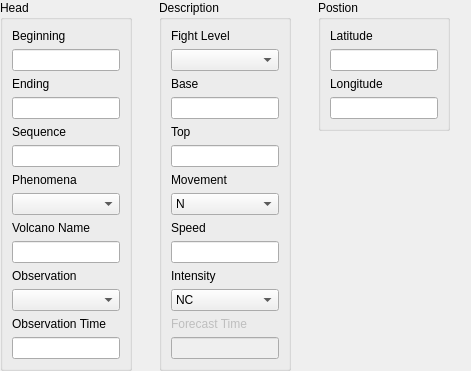
Before: the Qt Designer form tafor/components/ui/sigmet_ash.ui in up1and/tafor, drawn with Qt 5.
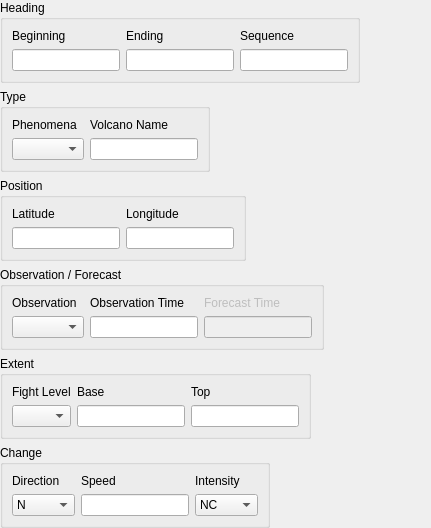
After: the same form once the commit is applied.

Commit message: 调整 SIGMET 编辑器要素布局

Diff of the .ui file:
```diff
--- a/tafor/components/ui/sigmet_ash.ui
+++ b/tafor/components/ui/sigmet_ash.ui
@@ -6,14 +6,14 @@
    <rect>
     <x>0</x>
     <y>0</y>
-    <width>471</width>
-    <height>334</height>
+    <width>431</width>
+    <height>456</height>
    </rect>
   </property>
   <property name="windowTitle">
    <string notr="true">Sigmet</string>
   </property>
-  <layout class="QGridLayout" name="gridLayout">
+  <layout class="QVBoxLayout" name="verticalLayout">
    <property name="leftMargin">
     <number>0</number>
    </property>
@@ -26,8 +26,8 @@
    <property name="bottomMargin">
     <number>0</number>
    </property>
-   <item row="0" column="0" alignment="Qt::AlignLeft|Qt::AlignTop">
-    <widget class="QGroupBox" name="headGroup">
+   <item>
+    <widget class="QGroupBox" name="headingGroup">
      <property name="sizePolicy">
       <sizepolicy hsizetype="Fixed" vsizetype="Fixed">
        <horstretch>0</horstretch>
@@ -35,13 +35,10 @@
       </sizepolicy>
      </property>
      <property name="title">
-      <string>Head</string>
+      <string>Heading</string>
      </property>
-     <layout class="QGridLayout" name="gridLayout_2">
-      <item row="1" column="0">
-       <widget class="QLineEdit" name="beginningTime"/>
-      </item>
-      <item row="4" column="0">
+     <layout class="QGridLayout" name="gridLayout_1">
+      <item row="0" column="2">
        <widget class="QLabel" name="sequenceLabel">
         <property name="text">
          <string>Sequence</string>
@@ -51,42 +48,6 @@
         </property>
        </widget>
       </item>
-      <item row="11" column="0">
-       <widget class="QComboBox" name="observation"/>
-      </item>
-      <item row="7" column="0">
-       <widget class="QComboBox" name="phenomena"/>
-      </item>
-      <item row="10" column="0">
-       <widget class="QLabel" name="observationLabel">
-        <property name="text">
-         <string>Observation</string>
-        </property>
-        <property name="buddy">
-         <cstring>observation</cstring>
-        </property>
-       </widget>
-      </item>
-      <item row="8" column="0">
-       <widget class="QLabel" name="nameLabel">
-        <property name="text">
-         <string>Volcano Name</string>
-        </property>
-        <property name="buddy">
-         <cstring>name</cstring>
-        </property>
-       </widget>
-      </item>
-      <item row="6" column="0">
-       <widget class="QLabel" name="phenomenaLabel">
-        <property name="text">
-         <string>Phenomena</string>
-        </property>
-        <property name="buddy">
-         <cstring>phenomena</cstring>
-        </property>
-       </widget>
-      </item>
       <item row="0" column="0">
        <widget class="QLabel" name="beginningTimeLabel">
         <property name="text">
@@ -97,10 +58,123 @@
         </property>
        </widget>
       </item>
-      <item row="5" column="0">
+      <item row="0" column="1">
+       <widget class="QLabel" name="endingTimeLabel">
+        <property name="text">
+         <string>Ending</string>
+        </property>
+        <property name="buddy">
+         <cstring>endingTime</cstring>
+        </property>
+       </widget>
+      </item>
+      <item row="1" column="2">
        <widget class="QLineEdit" name="sequence"/>
       </item>
-      <item row="12" column="0">
+      <item row="1" column="0">
+       <widget class="QLineEdit" name="beginningTime"/>
+      </item>
+      <item row="1" column="1">
+       <widget class="QLineEdit" name="endingTime"/>
+      </item>
+     </layout>
+    </widget>
+   </item>
+   <item>
+    <widget class="QGroupBox" name="typeGroup">
+     <property name="sizePolicy">
+      <sizepolicy hsizetype="Fixed" vsizetype="Fixed">
+       <horstretch>0</horstretch>
+       <verstretch>0</verstretch>
+      </sizepolicy>
+     </property>
+     <property name="title">
+      <string>Type</string>
+     </property>
+     <layout class="QGridLayout" name="gridLayout_2">
+      <item row="0" column="0">
+       <widget class="QLabel" name="phenomenaLabel">
+        <property name="text">
+         <string>Phenomena</string>
+        </property>
+        <property name="buddy">
+         <cstring>phenomena</cstring>
+        </property>
+       </widget>
+      </item>
+      <item row="1" column="0">
+       <widget class="QComboBox" name="phenomena"/>
+      </item>
+      <item row="0" column="1">
+       <widget class="QLabel" name="nameLabel">
+        <property name="text">
+         <string>Volcano Name</string>
+        </property>
+        <property name="buddy">
+         <cstring>name</cstring>
+        </property>
+       </widget>
+      </item>
+      <item row="1" column="1">
+       <widget class="QLineEdit" name="name"/>
+      </item>
+     </layout>
+    </widget>
+   </item>
+   <item>
+    <widget class="QGroupBox" name="positionGroup">
+     <property name="sizePolicy">
+      <sizepolicy hsizetype="Fixed" vsizetype="Fixed">
+       <horstretch>0</horstretch>
+       <verstretch>0</verstretch>
+      </sizepolicy>
+     </property>
+     <property name="title">
+      <string>Position</string>
+     </property>
+     <layout class="QGridLayout" name="gridLayout_3">
+      <item row="1" column="0">
+       <widget class="QLineEdit" name="currentLatitude"/>
+      </item>
+      <item row="0" column="0">
+       <widget class="QLabel" name="currentLatitudeLabel">
+        <property name="text">
+         <string>Latitude</string>
+        </property>
+        <property name="buddy">
+         <cstring>currentLatitude</cstring>
+        </property>
+       </widget>
+      </item>
+      <item row="0" column="1">
+       <widget class="QLabel" name="currentLongitudeLabel">
+        <property name="text">
+         <string>Longitude</string>
+        </property>
+        <property name="buddy">
+         <cstring>currentLongitude</cstring>
+        </property>
+       </widget>
+      </item>
+      <item row="1" column="1">
+       <widget class="QLineEdit" name="currentLongitude"/>
+      </item>
+     </layout>
+    </widget>
+   </item>
+   <item>
+    <widget class="QGroupBox" name="obsFcstGroup">
+     <property name="sizePolicy">
+      <sizepolicy hsizetype="Fixed" vsizetype="Fixed">
+       <horstretch>0</horstretch>
+       <verstretch>0</verstretch>
+      </sizepolicy>
+     </property>
+     <property name="title">
+      <string>Observation / Forecast</string>
+     </property>
+     <layout class="QGridLayout" name="gridLayout_4">
+      <item row="0" column="1">
        <widget class="QLabel" name="observationTimeLabel">
         <property name="text">
          <string>Observation Time</string>
@@ -110,47 +184,23 @@
         </property>
        </widget>
       </item>
-      <item row="3" column="0">
-       <widget class="QLineEdit" name="endingTime"/>
+      <item row="0" column="0">
+       <widget class="QLabel" name="observationLabel">
+        <property name="text">
+         <string>Observation</string>
+        </property>
+        <property name="buddy">
+         <cstring>observation</cstring>
+        </property>
+       </widget>
       </item>
-      <item row="9" column="0">
-       <widget class="QLineEdit" name="name"/>
-      </item>
-      <item row="13" column="0">
+      <item row="1" column="1">
        <widget class="QLineEdit" name="observationTime"/>
       </item>
-      <item row="2" column="0">
-       <widget class="QLabel" name="endingTimeLabel">
-        <property name="text">
-         <string>Ending</string>
-        </property>
-        <property name="buddy">
-         <cstring>endingTime</cstring>
-        </property>
-       </widget>
+      <item row="1" column="0">
+       <widget class="QComboBox" name="observation"/>
       </item>
-     </layout>
-    </widget>
-   </item>
-   <item row="0" column="1" alignment="Qt::AlignLeft|Qt::AlignTop">
-    <widget class="QGroupBox" name="descriptionGroup">
-     <property name="sizePolicy">
-      <sizepolicy hsizetype="Fixed" vsizetype="Fixed">
-       <horstretch>0</horstretch>
-       <verstretch>0</verstretch>
-      </sizepolicy>
-     </property>
-     <property name="title">
-      <string>Description</string>
-     </property>
-     <layout class="QGridLayout" name="descriptionLayout">
-      <item row="5" column="2">
-       <widget class="QLineEdit" name="top"/>
-      </item>
-      <item row="9" column="2">
-       <widget class="QLineEdit" name="speed"/>
-      </item>
-      <item row="12" column="2">
+      <item row="0" column="2">
        <widget class="QLabel" name="forecastTimeLabel">
         <property name="enabled">
          <bool>false</bool>
@@ -163,8 +213,108 @@
         </property>
        </widget>
       </item>
-      <item row="7" column="2">
-       <widget class="QComboBox" name="movement">
+      <item row="1" column="2">
+       <widget class="QLineEdit" name="forecastTime">
+        <property name="enabled">
+         <bool>false</bool>
+        </property>
+       </widget>
+      </item>
+     </layout>
+    </widget>
+   </item>
+   <item>
+    <widget class="QGroupBox" name="extentGroup">
+     <property name="sizePolicy">
+      <sizepolicy hsizetype="Fixed" vsizetype="Fixed">
+       <horstretch>0</horstretch>
+       <verstretch>0</verstretch>
+      </sizepolicy>
+     </property>
+     <property name="title">
+      <string>Extent</string>
+     </property>
+     <layout class="QGridLayout" name="gridLayout_5">
+      <item row="0" column="1">
+       <widget class="QLabel" name="baseLabel">
+        <property name="text">
+         <string>Base</string>
+        </property>
+        <property name="buddy">
+         <cstring>base</cstring>
+        </property>
+       </widget>
+      </item>
+      <item row="1" column="0">
+       <widget class="QComboBox" name="level">
+        <item>
+         <property name="text">
+          <string notr="true"/>
+         </property>
+        </item>
+        <item>
+         <property name="text">
+          <string notr="true">SFC</string>
+         </property>
+        </item>
+       </widget>
+      </item>
+      <item row="0" column="0">
+       <widget class="QLabel" name="levelLabel">
+        <property name="text">
+         <string>Fight Level</string>
+        </property>
+        <property name="buddy">
+         <cstring>level</cstring>
+        </property>
+       </widget>
+      </item>
+      <item row="1" column="1">
+       <widget class="QLineEdit" name="base"/>
+      </item>
+      <item row="0" column="2">
+       <widget class="QLabel" name="topLabel">
+        <property name="text">
+         <string>Top</string>
+        </property>
+        <property name="buddy">
+         <cstring>top</cstring>
+        </property>
+       </widget>
+      </item>
+      <item row="1" column="2">
+       <widget class="QLineEdit" name="top"/>
+      </item>
+     </layout>
+    </widget>
+   </item>
+   <item>
+    <widget class="QGroupBox" name="changeGroup">
+     <property name="sizePolicy">
+      <sizepolicy hsizetype="Fixed" vsizetype="Fixed">
+       <horstretch>0</horstretch>
+       <verstretch>0</verstretch>
+      </sizepolicy>
+     </property>
+     <property name="title">
+      <string>Change</string>
+     </property>
+     <layout class="QGridLayout" name="gridLayout_6">
+      <item row="0" column="1">
+       <widget class="QLabel" name="speedLabel">
+        <property name="text">
+         <string>Speed</string>
+        </property>
+        <property name="buddy">
+         <cstring>speed</cstring>
+        </property>
+       </widget>
+      </item>
+      <item row="1" column="1">
+       <widget class="QLineEdit" name="speed"/>
+      </item>
+      <item row="1" column="0">
+       <widget class="QComboBox" name="direction">
         <item>
          <property name="text">
           <string notr="true">N</string>
@@ -252,37 +402,17 @@
         </item>
        </widget>
       </item>
-      <item row="6" column="2">
-       <widget class="QLabel" name="movementLabel">
+      <item row="0" column="0">
+       <widget class="QLabel" name="directionLabel">
         <property name="text">
-         <string>Movement</string>
+         <string>Direction</string>
         </property>
         <property name="buddy">
          <cstring>movement</cstring>
         </property>
        </widget>
       </item>
-      <item row="2" column="2">
-       <widget class="QLabel" name="baseLabel">
-        <property name="text">
-         <string>Base</string>
-        </property>
-        <property name="buddy">
-         <cstring>base</cstring>
-        </property>
-       </widget>
-      </item>
-      <item row="4" column="2">
-       <widget class="QLabel" name="topLabel">
-        <property name="text">
-         <string>Top</string>
-        </property>
-        <property name="buddy">
-         <cstring>top</cstring>
-        </property>
-       </widget>
-      </item>
-      <item row="10" column="2">
+      <item row="0" column="2">
        <widget class="QLabel" name="intensityChangeLabel">
         <property name="text">
          <string>Intensity</string>
@@ -292,17 +422,7 @@
         </property>
        </widget>
       </item>
-      <item row="8" column="2">
-       <widget class="QLabel" name="speedLabel">
-        <property name="text">
-         <string>Speed</string>
-        </property>
-        <property name="buddy">
-         <cstring>speed</cstring>
-        </property>
-       </widget>
-      </item>
-      <item row="11" column="2">
+      <item row="1" column="2">
        <widget class="QComboBox" name="intensityChange">
         <item>
          <property name="text">
@@ -321,83 +441,21 @@
         </item>
        </widget>
       </item>
-      <item row="3" column="2">
-       <widget class="QLineEdit" name="base"/>
-      </item>
-      <item row="1" column="2">
-       <widget class="QComboBox" name="level">
-        <item>
-         <property name="text">
-          <string notr="true"/>
-         </property>
-        </item>
-        <item>
-         <property name="text">
-          <string notr="true">SFC</string>
-         </property>
-        </item>
-       </widget>
-      </item>
-      <item row="0" column="2">
-       <widget class="QLabel" name="levelLabel">
-        <property name="text">
-         <string>Fight Level</string>
-        </property>
-        <property name="buddy">
-         <cstring>level</cstring>
-        </property>
-       </widget>
-      </item>
-      <item row="13" column="2">
-       <widget class="QLineEdit" name="forecastTime">
-        <property name="enabled">
-         <bool>false</bool>
-        </property>
-       </widget>
-      </item>
      </layout>
     </widget>
    </item>
-   <item row="0" column="2" alignment="Qt::AlignLeft|Qt::AlignTop">
-    <widget class="QGroupBox" name="postionGroup">
-     <property name="sizePolicy">
-      <sizepolicy hsizetype="Fixed" vsizetype="Fixed">
-       <horstretch>0</horstretch>
-       <verstretch>0</verstretch>
-      </sizepolicy>
+   <item>
+    <spacer name="verticalSpacer">
+     <property name="orientation">
+      <enum>Qt::Vertical</enum>
      </property>
-     <property name="title">
-      <string>Postion</string>
+     <property name="sizeHint" stdset="0">
+      <size>
+       <width>20</width>
+       <height>0</height>
+      </size>
      </property>
-     <layout class="QGridLayout" name="gridLayout_3">
-      <item row="2" column="0">
-       <widget class="QLabel" name="currentLongitudeLabel">
-        <property name="text">
-         <string>Longitude</string>
-        </property>
-        <property name="buddy">
-         <cstring>currentLongitude</cstring>
-        </property>
-       </widget>
-      </item>
-      <item row="1" column="0">
-       <widget class="QLineEdit" name="currentLatitude"/>
-      </item>
-      <item row="0" column="0">
-       <widget class="QLabel" name="currentLatitudeLabel">
-        <property name="text">
-         <string>Latitude</string>
-        </property>
-        <property name="buddy">
-         <cstring>currentLatitude</cstring>
-        </property>
-       </widget>
-      </item>
-      <item row="3" column="0">
-       <widget class="QLineEdit" name="currentLongitude"/>
-      </item>
-     </layout>
-    </widget>
+    </spacer>
    </item>
   </layout>
  </widget>
```
Left out of the diff: 17 changed lines with no effect on the pictures. The commit also changes 15 other files.
